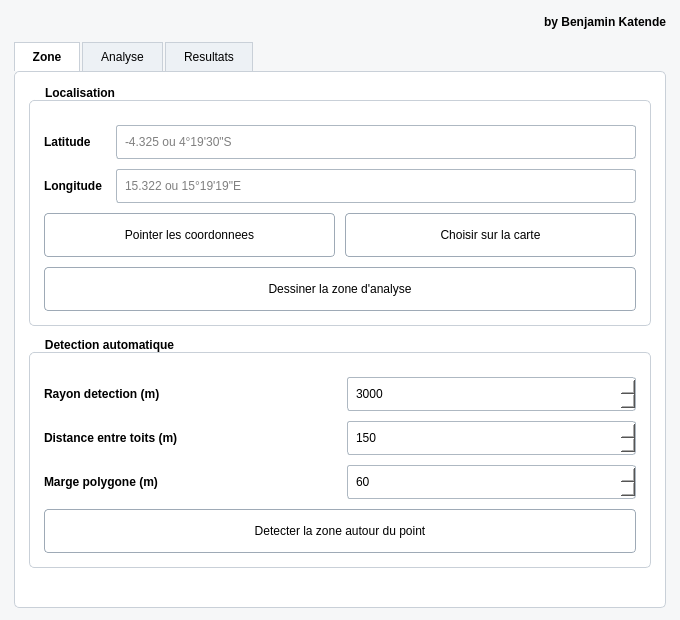
Above: toit_analyzer_rdc_dialog_base.ui from Benkat-ux/toit_analyzer_rdc before the change. Below: the same form after it.
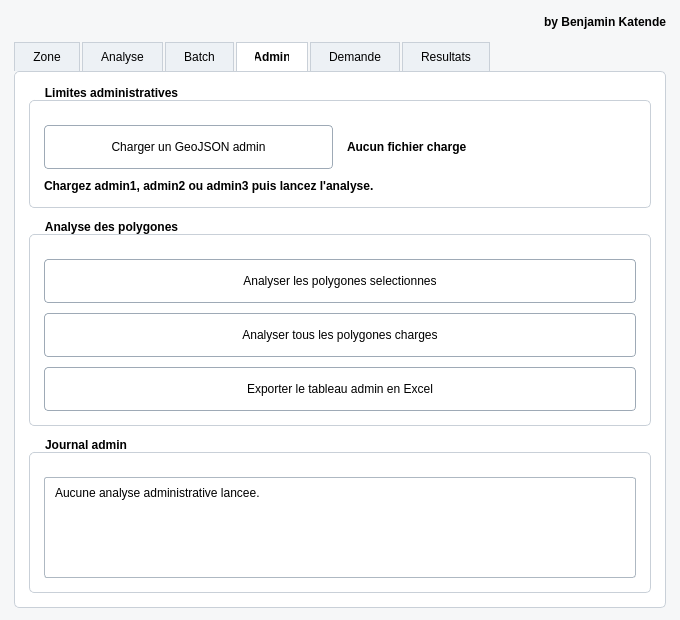
That is the form after the change. The open tabs and pages were chosen to show the change.

Commit message: Add admin analysis and demand tab

What changed in the file:
```diff
--- a/toit_analyzer_rdc_dialog_base.ui
+++ b/toit_analyzer_rdc_dialog_base.ui
@@ -612,6 +612,325 @@
        </item>
       </layout>
      </widget>
+     <widget class="QWidget" name="tab_batch">
+      <attribute name="title">
+       <string>Batch</string>
+      </attribute>
+      <layout class="QVBoxLayout" name="layout_tab_batch">
+       <property name="spacing">
+        <number>12</number>
+       </property>
+       <property name="leftMargin">
+        <number>14</number>
+       </property>
+       <property name="topMargin">
+        <number>14</number>
+       </property>
+       <property name="rightMargin">
+        <number>14</number>
+       </property>
+       <property name="bottomMargin">
+        <number>14</number>
+       </property>
+       <item>
+        <widget class="QGroupBox" name="group_batch_import">
+         <property name="title">
+          <string>Import des zones</string>
+         </property>
+         <layout class="QGridLayout" name="gridLayout_batch_import">
+          <property name="leftMargin">
+           <number>14</number>
+          </property>
+          <property name="topMargin">
+           <number>14</number>
+          </property>
+          <property name="rightMargin">
+           <number>14</number>
+          </property>
+          <property name="bottomMargin">
+           <number>14</number>
+          </property>
+          <property name="horizontalSpacing">
+           <number>14</number>
+          </property>
+          <property name="verticalSpacing">
+           <number>10</number>
+          </property>
+          <item row="0" column="0">
+           <widget class="QPushButton" name="btn_import_batch">
+            <property name="text">
+             <string>Importer Excel ou CSV</string>
+            </property>
+           </widget>
+          </item>
+          <item row="0" column="1">
+           <widget class="QLabel" name="label_batch_file">
+            <property name="text">
+             <string>Aucun fichier importe</string>
+            </property>
+           </widget>
+          </item>
+          <item row="1" column="0" colspan="2">
+           <widget class="QLabel" name="label_batch_count">
+            <property name="text">
+             <string>Colonnes attendues: nom_zone, latitude, longitude</string>
+            </property>
+           </widget>
+          </item>
+         </layout>
+        </widget>
+       </item>
+       <item>
+        <widget class="QGroupBox" name="group_batch_traitement">
+         <property name="title">
+          <string>Traitement automatique</string>
+         </property>
+         <layout class="QVBoxLayout" name="verticalLayout_batch_traitement">
+          <property name="leftMargin">
+           <number>14</number>
+          </property>
+          <property name="topMargin">
+           <number>14</number>
+          </property>
+          <property name="rightMargin">
+           <number>14</number>
+          </property>
+          <property name="bottomMargin">
+           <number>14</number>
+          </property>
+          <property name="spacing">
+           <number>10</number>
+          </property>
+          <item>
+           <widget class="QPushButton" name="btn_lancer_batch">
+            <property name="text">
+             <string>Lancer l'analyse par lots</string>
+            </property>
+           </widget>
+          </item>
+          <item>
+           <widget class="QPushButton" name="btn_export_batch_csv">
+            <property name="text">
+             <string>Exporter les resultats batch en CSV</string>
+            </property>
+           </widget>
+          </item>
+         </layout>
+        </widget>
+       </item>
+       <item>
+        <widget class="QGroupBox" name="group_batch_journal">
+         <property name="title">
+          <string>Journal batch</string>
+         </property>
+         <layout class="QVBoxLayout" name="verticalLayout_batch_journal">
+          <property name="leftMargin">
+           <number>14</number>
+          </property>
+          <property name="topMargin">
+           <number>14</number>
+          </property>
+          <property name="rightMargin">
+           <number>14</number>
+          </property>
+          <property name="bottomMargin">
+           <number>14</number>
+          </property>
+          <item>
+           <widget class="QPlainTextEdit" name="label_batch_resultat">
+            <property name="readOnly">
+             <bool>true</bool>
+            </property>
+            <property name="minimumSize">
+             <size>
+              <width>0</width>
+              <height>160</height>
+             </size>
+            </property>
+            <property name="plainText">
+             <string>Aucun traitement batch lance.</string>
+            </property>
+           </widget>
+          </item>
+         </layout>
+        </widget>
+       </item>
+      </layout>
+     </widget>
+     <widget class="QWidget" name="tab_admin">
+      <attribute name="title">
+       <string>Admin</string>
+      </attribute>
+      <layout class="QVBoxLayout" name="layout_tab_admin">
+       <property name="spacing">
+        <number>12</number>
+       </property>
+       <property name="leftMargin">
+        <number>14</number>
+       </property>
+       <property name="topMargin">
+        <number>14</number>
+       </property>
+       <property name="rightMargin">
+        <number>14</number>
+       </property>
+       <property name="bottomMargin">
+        <number>14</number>
+       </property>
+       <item>
+        <widget class="QGroupBox" name="group_admin_source">
+         <property name="title">
+          <string>Limites administratives</string>
+         </property>
+         <layout class="QGridLayout" name="gridLayout_admin_source">
+          <property name="leftMargin">
+           <number>14</number>
+          </property>
+          <property name="topMargin">
+           <number>14</number>
+          </property>
+          <property name="rightMargin">
+           <number>14</number>
+          </property>
+          <property name="bottomMargin">
+           <number>14</number>
+          </property>
+          <property name="horizontalSpacing">
+           <number>14</number>
+          </property>
+          <property name="verticalSpacing">
+           <number>10</number>
+          </property>
+          <item row="0" column="0">
+           <widget class="QPushButton" name="btn_charger_admin">
+            <property name="text">
+             <string>Charger un GeoJSON admin</string>
+            </property>
+           </widget>
+          </item>
+          <item row="0" column="1">
+           <widget class="QLabel" name="label_admin_file">
+            <property name="text">
+             <string>Aucun fichier charge</string>
+            </property>
+           </widget>
+          </item>
+          <item row="1" column="0" colspan="2">
+           <widget class="QLabel" name="label_admin_count">
+            <property name="text">
+             <string>Chargez admin1, admin2 ou admin3 puis lancez l'analyse.</string>
+            </property>
+           </widget>
+          </item>
+         </layout>
+        </widget>
+       </item>
+       <item>
+        <widget class="QGroupBox" name="group_admin_analyse">
+         <property name="title">
+          <string>Analyse des polygones</string>
+         </property>
+         <layout class="QVBoxLayout" name="verticalLayout_admin_analyse">
+          <property name="leftMargin">
+           <number>14</number>
+          </property>
+          <property name="topMargin">
+           <number>14</number>
+          </property>
+          <property name="rightMargin">
+           <number>14</number>
+          </property>
+          <property name="bottomMargin">
+           <number>14</number>
+          </property>
+          <property name="spacing">
+           <number>10</number>
+          </property>
+          <item>
+           <widget class="QPushButton" name="btn_analyser_admin_selection">
+            <property name="text">
+             <string>Analyser les polygones selectionnes</string>
+            </property>
+           </widget>
+          </item>
+          <item>
+           <widget class="QPushButton" name="btn_analyser_admin_tous">
+            <property name="text">
+             <string>Analyser tous les polygones charges</string>
+            </property>
+           </widget>
+          </item>
+          <item>
+           <widget class="QPushButton" name="btn_export_admin_xlsx">
+            <property name="text">
+             <string>Exporter le tableau admin en Excel</string>
+            </property>
+           </widget>
+          </item>
+         </layout>
+        </widget>
+       </item>
+       <item>
+        <widget class="QGroupBox" name="group_admin_journal">
+         <property name="title">
+          <string>Journal admin</string>
+         </property>
+         <layout class="QVBoxLayout" name="verticalLayout_admin_journal">
+          <property name="leftMargin">
+           <number>14</number>
+          </property>
+          <property name="topMargin">
+           <number>14</number>
+          </property>
+          <property name="rightMargin">
+           <number>14</number>
+          </property>
+          <property name="bottomMargin">
+           <number>14</number>
+          </property>
+          <item>
+           <widget class="QPlainTextEdit" name="label_admin_resultat">
+            <property name="readOnly">
+             <bool>true</bool>
+            </property>
+            <property name="minimumSize">
+             <size>
+              <width>0</width>
+              <height>160</height>
+             </size>
+            </property>
+            <property name="plainText">
+             <string>Aucune analyse administrative lancee.</string>
+            </property>
+           </widget>
+          </item>
+         </layout>
+        </widget>
+       </item>
+      </layout>
+     </widget>
+     <widget class="QWidget" name="tab_demande">
+      <attribute name="title">
+       <string>Demande</string>
+      </attribute>
+      <layout class="QVBoxLayout" name="layout_tab_demande">
+       <property name="spacing">
+        <number>12</number>
+       </property>
+       <property name="leftMargin">
+        <number>14</number>
+       </property>
+       <property name="topMargin">
+        <number>14</number>
+       </property>
+       <property name="rightMargin">
+        <number>14</number>
+       </property>
+       <property name="bottomMargin">
+        <number>14</number>
+       </property>
+      </layout>
+     </widget>
      <widget class="QWidget" name="tab_resultats">
       <attribute name="title">
        <string>Resultats</string>
```
The commit also changes 5 other files.
